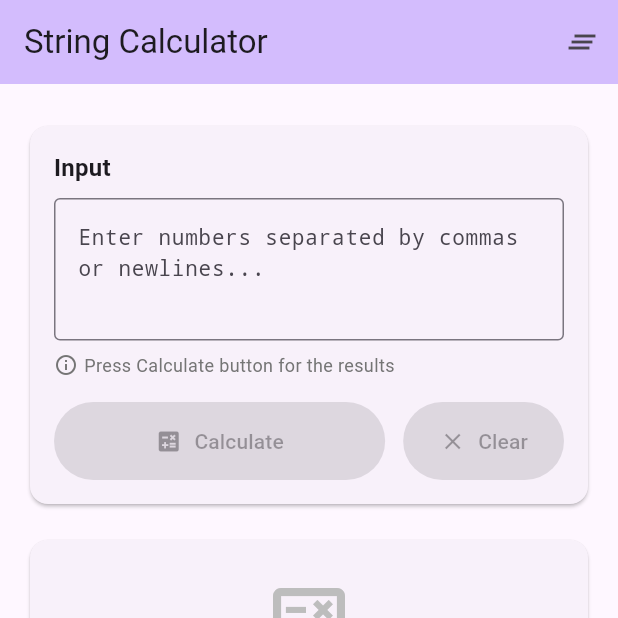
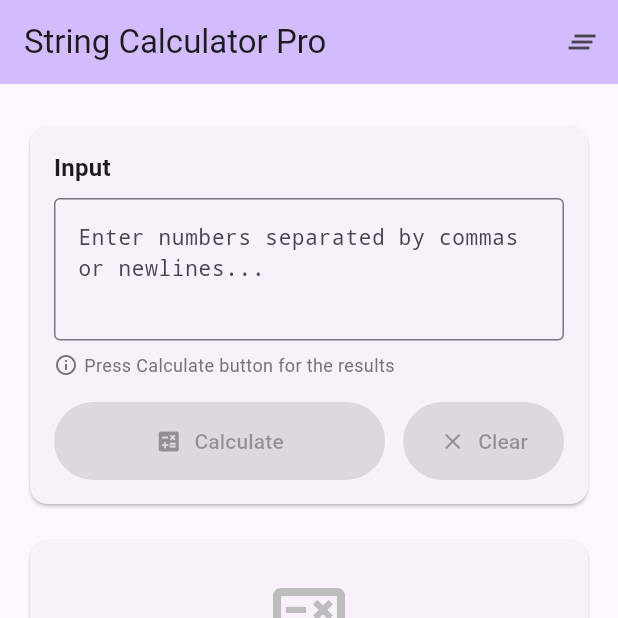
Before and after one commit to Abhishek-S-777/string_calculator, a Flutter app: the screen it shows after launch, on a phone screen of 412 x 824 dp, the top half of it. Run offline on Flutter 3.47's test engine with Material 3 defaults, Android fonts, the phone set to English and light mode, and no system bars; our stand-ins replace flutter_riverpod.

Commit message:
change name from string calculator to string calculator pro (hahaha)

```diff
--- a/lib/features/string_calculator/presentation/pages/calculator_page.dart
+++ b/lib/features/string_calculator/presentation/pages/calculator_page.dart
@@ -23,7 +23,7 @@ class CalculatorPage extends ConsumerWidget {
     return Scaffold(
       resizeToAvoidBottomInset: true,
       appBar: AppBar(
-        title: const Text('String Calculator'),
+        title: const Text('String Calculator Pro'),
         backgroundColor: Theme.of(context).colorScheme.inversePrimary,
         actions: [
           IconButton(
--- a/lib/main.dart
+++ b/lib/main.dart
@@ -13,7 +13,7 @@ class StringCalculator extends StatelessWidget {
   Widget build(BuildContext context) {
     return MaterialApp(
       debugShowCheckedModeBanner: false,
-      title: 'String Calculator',
+      title: 'String Calculator Pro',
       theme: ThemeData(
         colorScheme: ColorScheme.fromSeed(seedColor: Colors.deepPurple),
         useMaterial3: true,
```
